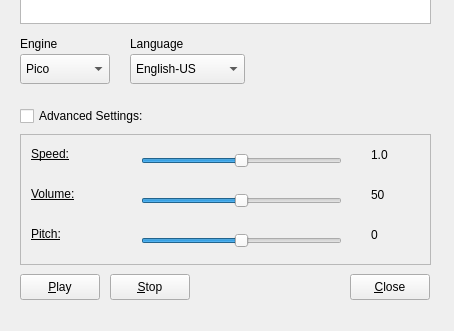
Old version of the form src/qpicospeaker.ui in the repository Shadowsith/qpicospeaker; both pictures show x 0 to 454 and y 215 to 546 of the 454 by 546 pixel window.
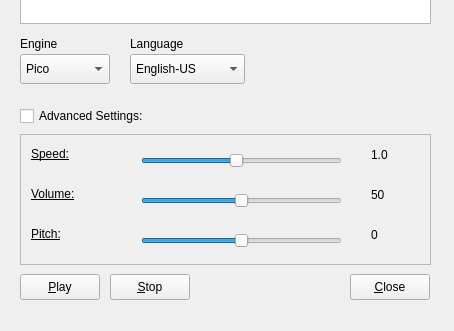
New version of the form. Icons and pictures are not drawn.

Patch:
```diff
--- a/src/qpicospeaker.ui
+++ b/src/qpicospeaker.ui
@@ -291,7 +291,7 @@
        </rect>
       </property>
       <property name="minimum">
-       <number>0</number>
+       <number>1</number>
       </property>
       <property name="maximum">
        <number>20</number>
```
